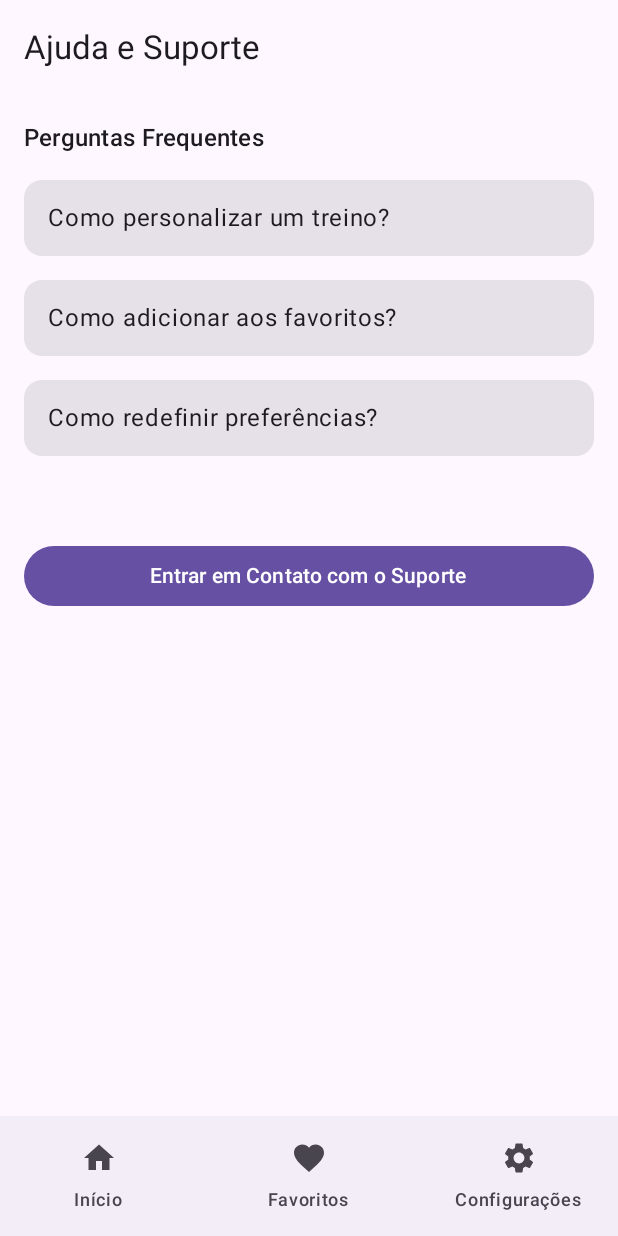
After one commit to FernandoPCJ/fitlife, an Android app built with Jetpack Compose: the AjudaScreen screen opened through its navigation route, on a phone screen of 412 x 824 dp. The commit adds this screen. Run offline under Robolectric (Android 15) with nearby library versions, the phone set to English and light mode, and no system bars; pictures from the network do not load.

Commit message:
Atualizações no projeto

```diff
--- a/app/src/main/java/com/fernando/fitlife/FitLifeApp.kt
+++ b/app/src/main/java/com/fernando/fitlife/FitLifeApp.kt
@@ -1,11 +1,36 @@
+// FitLifeApp.kt
 package com.fernando.fitlife
 
+import androidx.compose.foundation.layout.fillMaxSize
+import androidx.compose.material3.MaterialTheme
+import androidx.compose.material3.Surface
 import androidx.compose.runtime.Composable
+import androidx.compose.runtime.getValue
+import androidx.compose.ui.Modifier
 import androidx.navigation.compose.rememberNavController
 import com.fernando.fitlife.navigation.FitLifeNavGraph
+import com.fernando.fitlife.ui.theme.FitLifeTheme
+import com.fernando.fitlife.viewmodel.FavoritosViewModel
+import com.fernando.fitlife.viewmodel.PreferenciasViewModel
 
 @Composable
-fun FitLifeApp() {
+fun FitLifeApp(
+    favoritosViewModel: FavoritosViewModel,
+    preferenciasViewModel: PreferenciasViewModel
+) {
     val navController = rememberNavController()
-    FitLifeNavGraph(navController = navController)
+    val isDarkTheme by preferenciasViewModel.darkTheme
+
+    FitLifeTheme(darkTheme = isDarkTheme) {
+        Surface(
+            modifier = Modifier.fillMaxSize(),
+            color = MaterialTheme.colorScheme.background
+        ) {
+            FitLifeNavGraph(
+                navController = navController,
+                favoritosViewModel = favoritosViewModel,
+                preferenciasViewModel = preferenciasViewModel
+            )
+        }
+    }
 }
--- a/app/src/main/java/com/fernando/fitlife/MainActivity.kt
+++ b/app/src/main/java/com/fernando/fitlife/MainActivity.kt
@@ -1,14 +1,24 @@
+// MainActivity.kt
 package com.fernando.fitlife
 
 import android.os.Bundle
 import androidx.activity.ComponentActivity
 import androidx.activity.compose.setContent
+import com.fernando.fitlife.viewmodel.FavoritosViewModel
+import com.fernando.fitlife.viewmodel.PreferenciasViewModel
 
 class MainActivity : ComponentActivity() {
     override fun onCreate(savedInstanceState: Bundle?) {
         super.onCreate(savedInstanceState)
+
+        val favoritosViewModel = FavoritosViewModel()
+        val preferenciasViewModel = PreferenciasViewModel()
+
         setContent {
-            FitLifeApp()
+            FitLifeApp(
+                favoritosViewModel = favoritosViewModel,
+                preferenciasViewModel = preferenciasViewModel
+            )
         }
     }
 }
--- a/app/src/main/java/com/fernando/fitlife/navigation/FitLifeNavGraph.kt
+++ b/app/src/main/java/com/fernando/fitlife/navigation/FitLifeNavGraph.kt
@@ -4,18 +4,50 @@ import androidx.compose.runtime.Composable
 import androidx.navigation.NavHostController
 import androidx.navigation.compose.NavHost
 import androidx.navigation.compose.composable
-import com.fernando.fitlife.ui.screens.DetalhesScreen
-import com.fernando.fitlife.ui.screens.HomeScreen
+import com.fernando.fitlife.ui.screens.*
+import com.fernando.fitlife.viewmodel.FavoritosViewModel
+import com.fernando.fitlife.viewmodel.PreferenciasViewModel
 
 @Composable
-fun FitLifeNavGraph(navController: NavHostController) {
+fun FitLifeNavGraph(
+    navController: NavHostController,
+    favoritosViewModel: FavoritosViewModel,
+    preferenciasViewModel: PreferenciasViewModel
+) {
     NavHost(navController = navController, startDestination = "home") {
+
         composable("home") {
-            HomeScreen(navController)
+            HomeScreen(
+                navController = navController,
+                favoritosViewModel = favoritosViewModel
+            )
         }
+
         composable("detalhes/{treinoId}") { backStackEntry ->
             val treinoId = backStackEntry.arguments?.getString("treinoId")?.toIntOrNull() ?: 0
-            DetalhesScreen(treinoId)
+            DetalhesScreen(
+                treinoId = treinoId,
+                favoritosViewModel = favoritosViewModel
+            )
+        }
+
+        composable("favoritos") {
+            FavoritosScreen(
+                navController = navController,
+                favoritosViewModel = favoritosViewModel
+            )
+        }
+
+        composable("configuracoes") {
+            ConfiguracoesScreen(
+                navController = navController,
+                favoritosViewModel = favoritosViewModel,
+                preferenciasViewModel = preferenciasViewModel
+            )
+        }
+
+        composable("ajuda") {
+            AjudaScreen(navController = navController)
         }
     }
 }
--- /dev/null
+++ b/app/src/main/java/com/fernando/fitlife/ui/components/BottomBar.kt
@@ -0,0 +1,36 @@
+package com.fernando.fitlife.ui.components
+
+import androidx.compose.material.icons.Icons
+import androidx.compose.material.icons.filled.Favorite
+import androidx.compose.material.icons.filled.Home
+import androidx.compose.material.icons.filled.Settings
+import androidx.compose.material3.*
+import androidx.compose.runtime.Composable
+import androidx.compose.ui.graphics.vector.ImageVector
+import androidx.navigation.NavController
+
+data class BottomNavItem(val label: String, val route: String, val icon: ImageVector)
+
+val bottomNavItems = listOf(
+    BottomNavItem("Início", "home", Icons.Default.Home),
+    BottomNavItem("Favoritos", "favoritos", Icons.Default.Favorite),
+    BottomNavItem("Configurações", "configuracoes", Icons.Default.Settings),
+)
+
+@Composable
+fun BottomBar(navController: NavController, currentRoute: String) {
+    NavigationBar {
+        bottomNavItems.forEach { item ->
+            NavigationBarItem(
+                selected = currentRoute == item.route,
+                onClick = {
+                    if (currentRoute != item.route) {
+                        navController.navigate(item.route)
+                    }
+                },
+                icon = { Icon(item.icon, contentDescription = item.label) },
+                label = { Text(item.label) }
+            )
+        }
+    }
+}
--- /dev/null
+++ b/app/src/main/java/com/fernando/fitlife/ui/screens/AjudaScreen.kt
@@ -0,0 +1,84 @@
+package com.fernando.fitlife.ui.screens
+
+import androidx.compose.foundation.clickable
+import androidx.compose.foundation.layout.*
+import androidx.compose.material3.*
+import androidx.compose.runtime.*
+import androidx.compose.ui.Modifier
+import androidx.compose.ui.unit.dp
+import androidx.navigation.NavController
+import androidx.navigation.compose.currentBackStackEntryAsState
+import com.fernando.fitlife.ui.components.BottomBar
+import kotlinx.coroutines.launch
+
+@OptIn(ExperimentalMaterial3Api::class)
+@Composable
+fun AjudaScreen(navController: NavController) {
+    val navBackStackEntry = navController.currentBackStackEntryAsState()
+    val currentRoute = navBackStackEntry.value?.destination?.route ?: "ajuda"
+
+    val snackbarHostState = remember { SnackbarHostState() }
+    val scope = rememberCoroutineScope()
+
+    val faqList = listOf(
+        "Como personalizar um treino?" to "Na tela inicial, toque em um treino e veja os detalhes. Você poderá ajustar conforme sua necessidade.",
+        "Como adicionar aos favoritos?" to "Clique no ícone de coração no card ou na tela de detalhes do treino.",
+        "Como redefinir preferências?" to "Acesse a aba de Configurações e clique em 'Redefinir Preferências'."
+    )
+
+    // Controla quais perguntas estão expandidas
+    val expandedIndexes = remember { mutableStateMapOf<Int, Boolean>() }
+
+    Scaffold(
+        topBar = {
+            TopAppBar(
+                title = { Text("Ajuda e Suporte") }
+            )
+        },
+        bottomBar = {
+            BottomBar(navController = navController, currentRoute = currentRoute)
+        },
+        snackbarHost = { SnackbarHost(snackbarHostState) }
+    ) { padding ->
+        Column(
+            modifier = Modifier
+                .padding(padding)
+                .padding(16.dp)
+                .fillMaxSize(),
+            verticalArrangement = Arrangement.spacedBy(16.dp)
+        ) {
+            Text("Perguntas Frequentes", style = MaterialTheme.typography.titleMedium)
+
+            faqList.forEachIndexed { index, (pergunta, resposta) ->
+                Card(
+                    modifier = Modifier
+                        .fillMaxWidth()
+                        .clickable {
+                            expandedIndexes[index] = !(expandedIndexes[index] ?: false)
+                        }
+                ) {
+                    Column(modifier = Modifier.padding(16.dp)) {
+                        Text(pergunta, style = MaterialTheme.typography.bodyLarge)
+                        if (expandedIndexes[index] == true) {
+                            Spacer(modifier = Modifier.height(8.dp))
+                            Text(resposta, style = MaterialTheme.typography.bodyMedium)
+                        }
+                    }
+                }
+            }
+
+            Spacer(modifier = Modifier.height(24.dp))
+
+            Button(
+                onClick = {
+                    scope.launch {
+                        snackbarHostState.showSnackbar("Mensagem enviada para o suporte!")
+                    }
+                },
+                modifier = Modifier.fillMaxWidth()
+            ) {
+                Text("Entrar em Contato com o Suporte")
+            }
+        }
+    }
+}
--- a/app/src/main/java/com/fernando/fitlife/ui/screens/HomeScreen.kt
+++ b/app/src/main/java/com/fernando/fitlife/ui/screens/HomeScreen.kt
@@ -5,38 +5,109 @@ import androidx.compose.foundation.layout.*
 import androidx.compose.foundation.lazy.LazyColumn
 import androidx.compose.foundation.lazy.items
 import androidx.compose.material.icons.Icons
+import androidx.compose.material.icons.filled.Favorite
+import androidx.compose.material.icons.filled.FavoriteBorder
 import androidx.compose.material.icons.filled.MoreVert
 import androidx.compose.material3.*
-import androidx.compose.runtime.Composable
+import androidx.compose.runtime.*
 import androidx.compose.ui.Alignment
 import androidx.compose.ui.Modifier
 import androidx.compose.ui.layout.ContentScale
 import androidx.compose.ui.text.font.FontWeight
 import androidx.compose.ui.unit.dp
+import androidx.lifecycle.viewmodel.compose.viewModel
 import androidx.navigation.NavController
+import androidx.navigation.compose.currentBackStackEntryAsState
 import coil.compose.AsyncImage
 import com.fernando.fitlife.data.model.treinosMock
 import com.fernando.fitlife.model.Treino
+import com.fernando.fitlife.ui.components.BottomBar
+import com.fernando.fitlife.viewmodel.FavoritosViewModel
 
 @OptIn(ExperimentalMaterial3Api::class)
 @Composable
-fun HomeScreen(navController: NavController) {
+fun HomeScreen(
+    navController: NavController,
+    favoritosViewModel: FavoritosViewModel = viewModel()
+) {
+    var expanded by remember { mutableStateOf(false) }
+    val navBackStackEntry = navController.currentBackStackEntryAsState()
+    val currentRoute = navBackStackEntry.value?.destination?.route ?: "home"
+
+    var busca by remember { mutableStateOf("") }
+
+    val treinosFiltrados = treinosMock.filter {
+        it.nome.contains(busca, ignoreCase = true)
+    }
+
     Scaffold(
         topBar = {
             TopAppBar(
                 title = { Text("FitLife") },
                 actions = {
-                    IconButton(onClick = { /* ação de menu futura */ }) {
-                        Icon(Icons.Default.MoreVert, contentDescription = "Menu de Opções")
+                    IconButton(onClick = { expanded = true }) {
+                        Icon(Icons.Default.MoreVert, contentDescription = "Menu")
+
+                        DropdownMenu(
+                            expanded = expanded,
+                            onDismissRequest = { expanded = false }
+                        ) {
+                            DropdownMenuItem(
+                                text = { Text("Favoritos") },
+                                onClick = {
+                                    expanded = false
+                                    navController.navigate("favoritos")
+                                }
+                            )
+                            DropdownMenuItem(
+                                text = { Text("Configurações") },
+                                onClick = {
+                                    expanded = false
+                                    navController.navigate("configuracoes")
+                                }
+                            )
+                            DropdownMenuItem(
+                                text = { Text("Ajuda") },
+                                onClick = {
+                                    expanded = false
+                                    navController.navigate("ajuda")
+                                }
+                            )
+                        }
                     }
                 }
             )
+        },
+        bottomBar = {
+            BottomBar(navController = navController, currentRoute = currentRoute)
         }
     ) { padding ->
-        LazyColumn(modifier = Modifier.padding(padding)) {
-            items(treinosMock) { treino ->
-                TreinoCard(treino = treino) {
-                    navController.navigate("detalhes/${treino.id}")
+        Column(modifier = Modifier.padding(padding)) {
+            OutlinedTextField(
+                value = busca,
+                onValueChange = { busca = it },
+                label = { Text("Buscar treino...") },
+                modifier = Modifier
+                    .fillMaxWidth()
+                    .padding(16.dp)
+            )
+
+            LazyColumn {
+                items(treinosFiltrados) { treino ->
+                    TreinoCard(
+                        treino = treino,
+                        isFavorito = favoritosViewModel.isFavorito(treino),
+                        onToggleFavorito = {
+                            if (favoritosViewModel.isFavorito(treino)) {
+                                favoritosViewModel.remover(treino)
+                            } else {
+                                favoritosViewModel.adicionar(treino)
+                            }
+                        },
+                        onClick = {
+                            navController.navigate("detalhes/${treino.id}")
+                        }
+                    )
                 }
             }
         }
@@ -44,7 +115,12 @@ fun HomeScreen(navController: NavController) {
 }
 
 @Composable
-fun TreinoCard(treino: Treino, onClick: () -> Unit) {
+fun TreinoCard(
+    treino: Treino,
+    isFavorito: Boolean,
+    onToggleFavorito: () -> Unit,
+    onClick: () -> Unit
+) {
     Card(
         modifier = Modifier
             .fillMaxWidth()
@@ -62,9 +138,15 @@ fun TreinoCard(treino: Treino, onClick: () -> Unit) {
                 modifier = Modifier.size(100.dp)
             )
             Spacer(modifier = Modifier.width(12.dp))
-            Column {
+            Column(modifier = Modifier.weight(1f)) {
                 Text(treino.nome, fontWeight = FontWeight.Bold)
                 Text("${treino.duracaoMin} min • ${treino.nivel}")
+            }
+            IconButton(onClick = { onToggleFavorito() }) {
+                Icon(
+                    imageVector = if (isFavorito) Icons.Default.Favorite else Icons.Default.FavoriteBorder,
+                    contentDescription = if (isFavorito) "Remover dos favoritos" else "Adicionar aos favoritos"
+                )
             }
         }
     }
--- /dev/null
+++ b/app/src/main/java/com/fernando/fitlife/viewmodel/FavoritosViewModel.kt
@@ -0,0 +1,34 @@
+package com.fernando.fitlife.viewmodel
+
+import androidx.compose.runtime.mutableStateListOf
+import androidx.lifecycle.ViewModel
+import com.fernando.fitlife.model.Treino
+
+class FavoritosViewModel : ViewModel() {
+
+    // Lista observável de treinos favoritos
+    private val _favoritos = mutableStateListOf<Treino>()
+    val favoritos: List<Treino> get() = _favoritos
+
+    // Adiciona um treino à lista de favoritos
+    fun adicionar(treino: Treino) {
+        if (treino !in _favoritos) {
+            _favoritos.add(treino)
+        }
+    }
+
+    // Remove um treino da lista de favoritos
+    fun remover(treino: Treino) {
+        _favoritos.remove(treino)
+    }
+
+    // Verifica se um treino está na lista de favoritos
+    fun isFavorito(treino: Treino): Boolean {
+        return treino in _favoritos
+    }
+
+    // Remove todos os favoritos
+    fun limparTodos() {
+        _favoritos.clear()
+    }
+}
--- /dev/null
+++ b/app/src/main/java/com/fernando/fitlife/viewmodel/PreferenciasViewModel.kt
@@ -0,0 +1,28 @@
+package com.fernando.fitlife.viewmodel
+
+import androidx.compose.runtime.State
+import androidx.compose.runtime.mutableStateOf
+import androidx.lifecycle.ViewModel
+
+class PreferenciasViewModel : ViewModel() {
+
+    // 🔒 Encapsulamento: só a ViewModel pode modificar
+    private val _darkTheme = mutableStateOf(false)
+    val darkTheme: State<Boolean> get() = _darkTheme
+
+    private val _notificacoesAtivas = mutableStateOf(true)
+    val notificacoesAtivas: State<Boolean> get() = _notificacoesAtivas
+
+    fun toggleDarkMode() {
+        _darkTheme.value = !_darkTheme.value
+    }
+
+    fun toggleNotificacoes() {
+        _notificacoesAtivas.value = !_notificacoesAtivas.value
+    }
+
+    fun redefinir() {
+        _darkTheme.value = false
+        _notificacoesAtivas.value = true
+    }
+}
```
Also changed, not shown: app/src/main/AndroidManifest.xml (+9 -5 lines), app/src/main/java/com/fernando/fitlife/data/model/TreinosMock.kt (+32 -3 lines), app/src/main/java/com/fernando/fitlife/ui/screens/ConfiguracoesScreen.kt (added, +86 -0 lines), app/src/main/java/com/fernando/fitlife/ui/screens/DetalhesScreen.kt (+19 -12 lines), app/src/main/java/com/fernando/fitlife/ui/screens/FavoritosScreen.kt (added, +94 -0 lines), app/src/main/java/com/fernando/fitlife/ui/theme/Theme.kt (+9 -36 lines), app/src/main/java/com/fernando/fitlife/ui/theme/Color.kt (line endings or trailing spaces).
